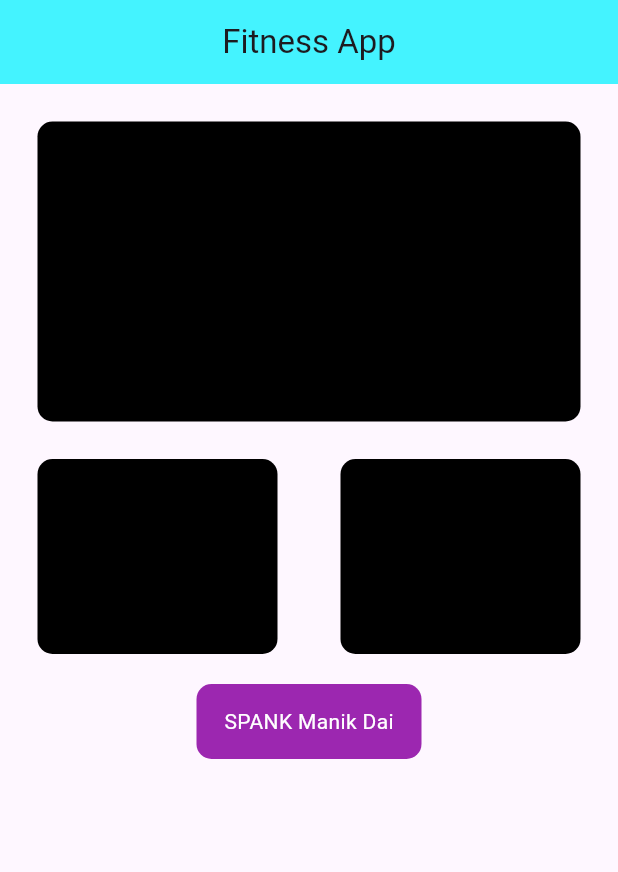
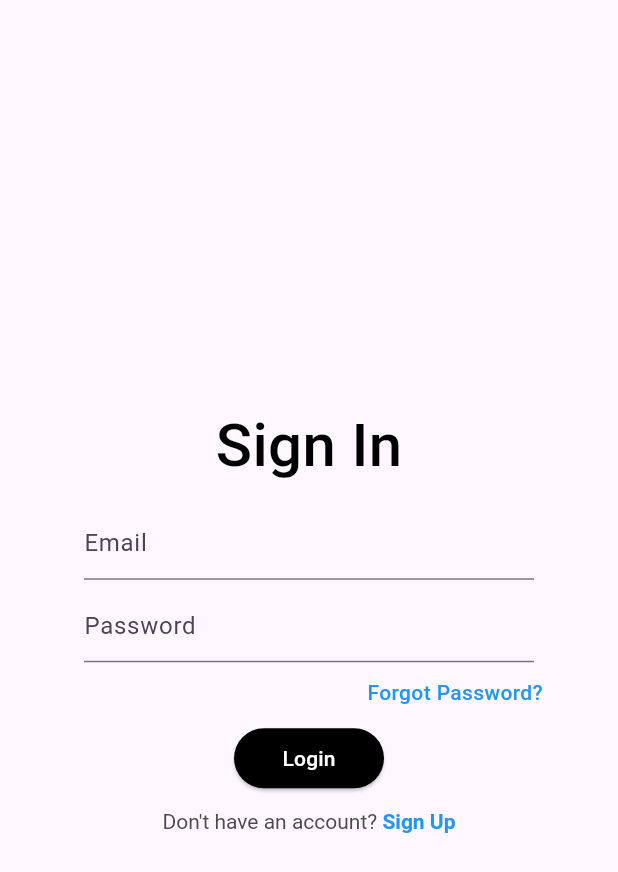
Before and after one commit to puuq/fitnessapp, a Flutter app: the screen it shows after launch, on a phone screen of 412 x 824 dp. Shown: the top 872 px of the screen. Run offline on Flutter 3.47's test engine with Material 3 defaults, Android fonts, the phone set to English and light mode, and no system bars.

Commit message:
sign in page

```diff
--- a/lib/main.dart
+++ b/lib/main.dart
@@ -1,4 +1,6 @@
 import 'package:fitnessapp/pages/home.dart';
+import 'package:fitnessapp/pages/splashpage.dart';
+import 'package:fitnessapp/pages/signin.dart';
 import 'package:flutter/material.dart';
 
 void main() {
@@ -12,6 +14,6 @@ class MyApp extends StatelessWidget {
   @override
   Widget build(BuildContext context) {
     return const MaterialApp(
-        debugShowCheckedModeBanner: false, home: HomePage());
+        debugShowCheckedModeBanner: false, home: SplashPage());
   }
 }
--- a/lib/pages/home.dart
+++ b/lib/pages/home.dart
@@ -43,17 +43,24 @@ class HomePage extends StatelessWidget {
           SizedBox(
             height: 20,
           ),
-          Container(
-            alignment: Alignment.center,
-            height: 50,
-            width: 150,
-            child: Text(
-              'SPANK Manik Dai',
-              style: TextStyle(color: Colors.white),
-            ),
-            decoration: BoxDecoration(
-                borderRadius: BorderRadius.circular(10), color: Colors.purple),
-          )
+          // Container(
+          //   alignment: Alignment.center,
+          //   height: 50,
+          //   width: 150,
+          //   child: Text(
+          //     'SPANK Manik Dai',
+          //     style: TextStyle(color: Colors.white),
+          //   ),
+          //   decoration: BoxDecoration(
+          //       borderRadius: BorderRadius.circular(10), color: Colors.purple),
+          // )
+          ElevatedButton(
+              onPressed: () {},
+              style: ElevatedButton.styleFrom(backgroundColor: Colors.purple),
+              child: const Text(
+                'SPANK Manik Dai',
+                style: TextStyle(color: Colors.white),
+              ))
         ],
       ),
     );
--- /dev/null
+++ b/lib/pages/signin.dart
@@ -0,0 +1,133 @@
+// ignore_for_file: prefer_const_constructors
+
+import 'package:flutter/gestures.dart';
+import 'package:flutter/material.dart';
+
+class SignIn extends StatefulWidget {
+  const SignIn({super.key});
+
+  @override
+  State<SignIn> createState() => _SignInState();
+}
+
+class _SignInState extends State<SignIn> {
+  TextEditingController emailController = TextEditingController();
+  TextEditingController passwordController = TextEditingController();
+
+  @override
+  void dispose() {
+    // Clean up the controllers when the widget is disposed
+    emailController.dispose();
+    passwordController.dispose();
+    super.dispose();
+  }
+
+  @override
+  Widget build(BuildContext context) {
+    return Scaffold(
+      body: Column(
+        mainAxisAlignment: MainAxisAlignment.center,
+        children: [
+          Container(
+            height: 50,
+            margin: EdgeInsets.only(bottom: 20),
+            child: Center(
+              child: const Text(
+                'Sign In',
+                style: TextStyle(
+                    color: Colors.black,
+                    fontSize: 40,
+                    fontWeight: FontWeight.w500),
+              ),
+            ),
+          ),
+          Center(
+            child: Container(
+              height: 55,
+              width: 300,
+              child: TextField(
+                controller: emailController,
+                enabled: true,
+                decoration: InputDecoration(
+                  contentPadding:
+                      EdgeInsets.symmetric(vertical: 0, horizontal: 0),
+                  hintText: 'Email',
+                  // border: OutlineInputBorder(
+                  //     borderRadius: BorderRadius.circular(5))
+                ),
+              ),
+            ),
+          ),
+          Center(
+            child: Container(
+              margin: EdgeInsets.only(bottom: 10),
+              width: 300,
+              child: TextField(
+                controller: passwordController,
+                enabled: true,
+                obscureText: true,
+                decoration: InputDecoration(
+                  contentPadding:
+                      EdgeInsets.symmetric(vertical: 0, horizontal: 0),
+                  hintText: 'Password',
+                  // border: OutlineInputBorder(
+                  //     borderRadius: BorderRadius.circular(5))
+                ),
+              ),
+            ),
+          ),
+          Container(
+            alignment: Alignment.topRight,
+            margin: EdgeInsets.only(right: 50),
+            child: Text(
+              'Forgot Password?',
+              style: TextStyle(color: Colors.blue, fontWeight: FontWeight.w500),
+            ),
+          ),
+          SizedBox(
+            height: 10,
+          ),
+          Padding(
+            padding: const EdgeInsets.only(bottom: 10),
+            child: SizedBox(
+              width: 100,
+              child: ElevatedButton(
+                  onPressed: () {
+                    String email = emailController.text;
+                    String password = passwordController.text;
+                  },
+                  style: ElevatedButton.styleFrom(
+                    backgroundColor: Colors.black,
+                    shape: RoundedRectangleBorder(
+                      borderRadius: BorderRadius.circular(40),
+                    ),
+                  ),
+                  child: const Text(
+                    'Login',
+                    style: TextStyle(color: Colors.white),
+                  )),
+            ),
+          ),
+          RichText(
+            text: TextSpan(
+              text: "Don't have an account? ",
+              style: TextStyle(color: const Color.fromARGB(255, 75, 75, 75)),
+              children: [
+                TextSpan(
+                  text: 'Sign Up',
+                  style: TextStyle(
+                      color: Colors.blue, fontWeight: FontWeight.bold),
+                  recognizer: TapGestureRecognizer()
+                    ..onTap = () {
+                      // Add your onTap logic here
+                      print('Sign Up tapped');
+                    },
+                ),
+              ],
+            ),
+          )
+        ],
+      ),
+    );
+  }
+}
```
Also changed, not shown: lib/pages/splashpage.dart (added, +69 -0 lines), pubspec.yaml (+11 -11 lines).
